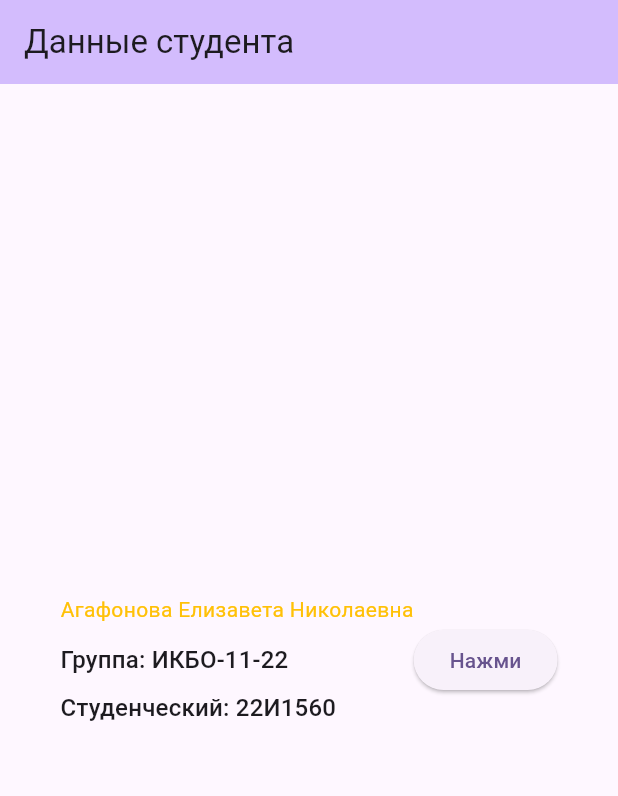
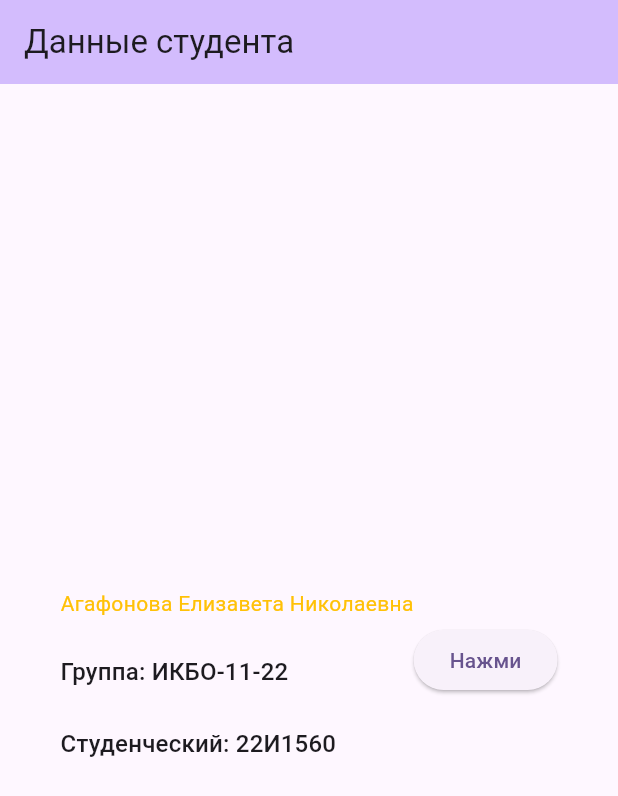
Before and after one commit to CVVlizok/untitled, a Flutter app: the screen it shows after launch, on a phone screen of 412 x 824 dp. Shown: the top 796 px of the screen. Run offline on Flutter 3.47's test engine with Material 3 defaults, Android fonts, the phone set to English and light mode, and no system bars.

```diff
--- a/lib/main.dart
+++ b/lib/main.dart
@@ -3,9 +3,9 @@ void main() {
   runApp(const MyApp());
 }
 
-const String kFullName = 'Агафонова Елизавета Николаевна';
-const String kGroup    = 'Группа: ИКБО-11-22';
-const String kStudent  = 'Студенческий: 22И1560';
+const String kFullName = '\nАгафонова Елизавета Николаевна';
+const String kGroup    = '\nГруппа: ИКБО-11-22';
+const String kStudent  = '\nСтуденческий: 22И1560';
 
 class MyApp extends StatelessWidget {
   const MyApp({super.key});
@@ -37,7 +37,6 @@ class MyHomePage extends StatelessWidget {
       body: Center(
         child: Padding(
           padding: const EdgeInsets.all(24.0),
-
           child: Row(
             mainAxisAlignment: MainAxisAlignment.center,
             crossAxisAlignment: CrossAxisAlignment.center,
@@ -53,12 +52,10 @@ class MyHomePage extends StatelessWidget {
                       color: Colors.amber,
                     ),
                   ),
-                  const SizedBox(height: 12),
                   Text(
                     kGroup,
                     style: Theme.of(context).textTheme.titleMedium,
                   ),
-                  const SizedBox(height: 8),
                   Text(
                     kStudent,
                     style: Theme.of(context).textTheme.titleMedium,
```
